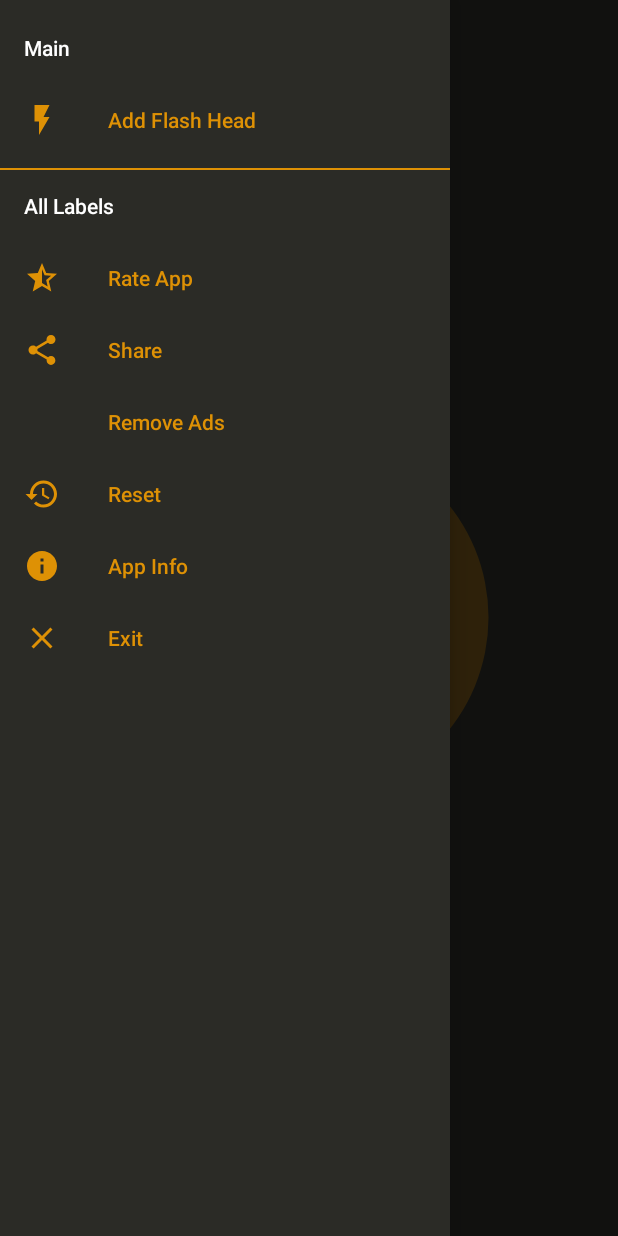
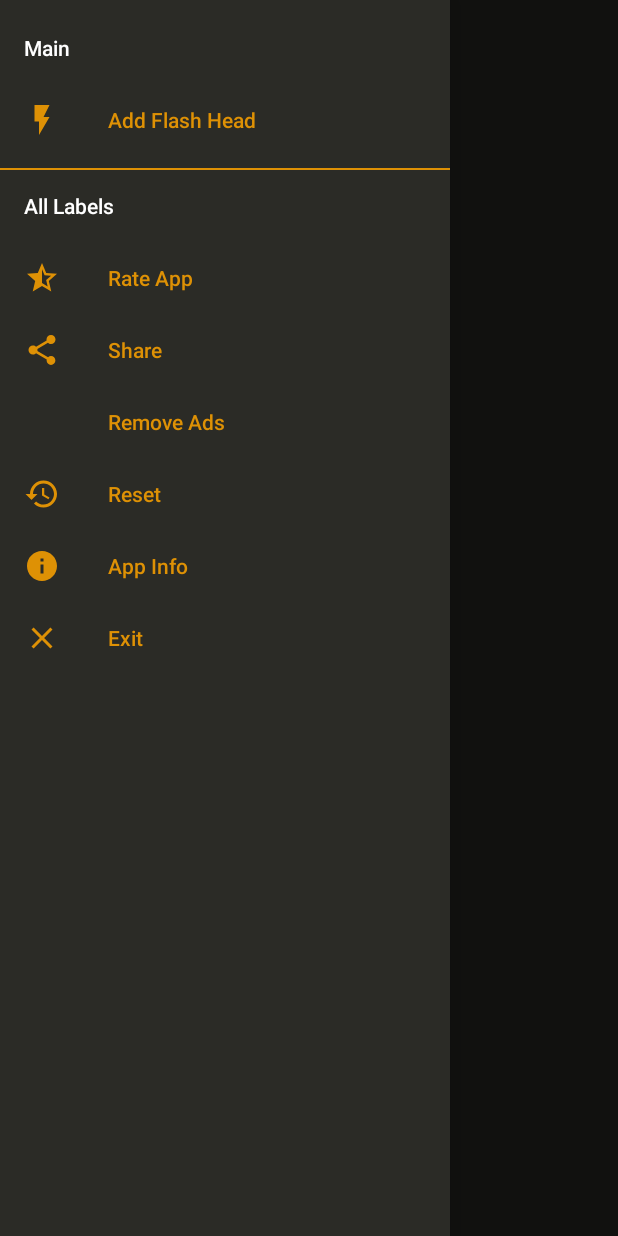
Before and after one commit to Onkar303/Android-FlashLight-App, an Android app: the screen it shows after launch (MainActivity), with the side drawer open, on a phone screen of 412 x 824 dp. Run offline under Robolectric (Android 15) with nearby library versions, the phone set to English and light mode, and no system bars; our stand-ins replace AdMob.

```diff
--- a/app/src/main/java/project/july2019/androidflashlight/Animations/ButtonAnimations.java
+++ b/app/src/main/java/project/july2019/androidflashlight/Animations/ButtonAnimations.java
@@ -1,6 +1,8 @@
 package project.july2019.androidflashlight.Animations;
 
+import android.animation.AnimatorSet;
 import android.animation.ObjectAnimator;
+import android.animation.PropertyValuesHolder;
 import android.content.Context;
 import android.view.View;
 import android.view.animation.Animation;
@@ -23,5 +25,23 @@ public class ButtonAnimations {
 
     }
 
+    public static AnimatorSet rippleAnimation(View v1,View v2) {
+
+        AnimatorSet animatorSet = new AnimatorSet();
+
+
+        ObjectAnimator animatorV2 = ObjectAnimator.ofPropertyValuesHolder(v2, PropertyValuesHolder.ofFloat("scaleX", 4.6f), PropertyValuesHolder.ofFloat("scaleY", 4.6f));
+        animatorV2.setDuration(3000);
+        animatorV2.setRepeatCount(ObjectAnimator.INFINITE);
+        animatorV2.setRepeatMode(ObjectAnimator.RESTART);
+
+        ObjectAnimator fadeoutV2=ObjectAnimator.ofFloat(v2,"alpha",1,0);
+        fadeoutV2.setDuration(3000);
+        fadeoutV2.setRepeatCount(ObjectAnimator.INFINITE);
+        fadeoutV2.setRepeatMode(ObjectAnimator.RESTART);
+
+        animatorSet.playTogether(animatorV2,fadeoutV2);
+        return animatorSet;
+    }
 
 }
--- a/app/src/main/res/drawable/round_background2.xml
+++ b/app/src/main/res/drawable/round_background2.xml
@@ -4,7 +4,7 @@
     <item>
         <shape android:shape="ring"
             android:useLevel="false"
-            android:thickness="120dp"
+            android:thickness="30dp"
             android:innerRadius="0dp">
 
             <solid android:color="@color/colorAccent"/>
--- a/app/src/main/res/layout/activity_main.xml
+++ b/app/src/main/res/layout/activity_main.xml
@@ -49,7 +49,8 @@
             android:alpha="0.6"
             android:layout_gravity="center"
             android:elevation="5dp"
-            android:id="@+id/inner_view"/>
+            android:id="@+id/inner_view"
+            android:visibility="gone" />
 
         <android.support.design.widget.FloatingActionButton
             android:id="@+id/mainButton"
```
Also changed, not shown: app/src/main/java/project/july2019/androidflashlight/MainActivity.java (+14 -29 lines).
